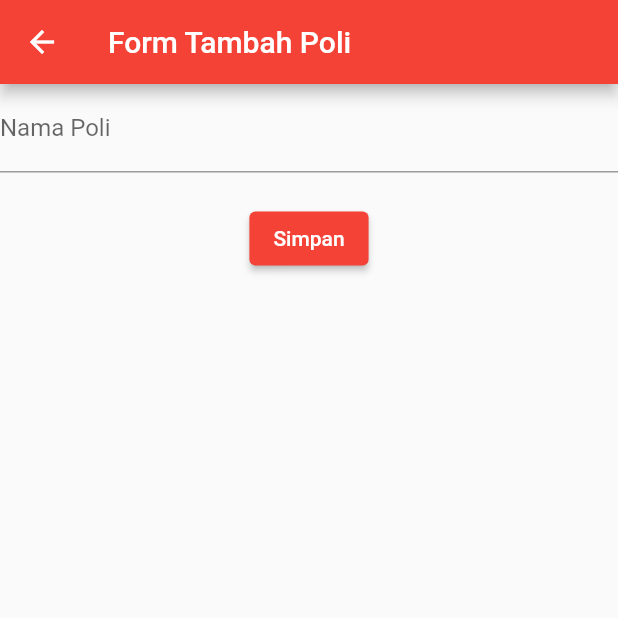
After one commit to 17207168/penjualantiketonline, a Flutter app: the screen it shows after launch, after a tap on the "add" icon, on a phone screen of 412 x 824 dp, the top half of it. The commit adds this screen. Run offline on Flutter 3.47's test engine with Material 2 defaults, Android fonts, the phone set to English and light mode, and no system bars.

Commit message:
Pertemuan 6 A

```diff
--- a/lib/main.dart
+++ b/lib/main.dart
@@ -1,6 +1,8 @@
 import 'package:flutter/material.dart';
 import 'package:klinik_app/ui/pasien/pasien_page.dart';
 import 'package:klinik_app/ui/pegawai/pegawai_page.dart';
+import 'package:klinik_app/ui/poli/poli_form.dart';
+import 'package:klinik_app/ui/poli/poli_page.dart';
 
 void main() {
   runApp(const MyApp());
@@ -15,9 +17,9 @@ class MyApp extends StatelessWidget {
       title: 'Klinik App',
       debugShowCheckedModeBanner: false,
       theme: ThemeData(
-        primarySwatch: Colors.blue,
+        primarySwatch: Colors.red,
       ),
-      home: const PegawaiPage(),
+      home: const PoliPageWidget(),
     );
   }
 }
--- /dev/null
+++ b/lib/ui/poli/poli_form.dart
@@ -0,0 +1,56 @@
+import 'package:flutter/material.dart';
+import 'package:klinik_app/model/Poli.dart';
+import 'package:klinik_app/ui/poli/poli_detail.dart';
+
+class PoliForm extends StatefulWidget {
+  const PoliForm({super.key});
+
+  @override
+  State<PoliForm> createState() => _PoliFormState();
+}
+
+class _PoliFormState extends State<PoliForm> {
+  final _namaPoliCtrl = TextEditingController();
+  final _formKey = GlobalKey<FormState>();
+
+  @override
+  Widget build(BuildContext context) {
+    return Scaffold(
+      appBar: AppBar(
+        title: const Text("Form Tambah Poli"),
+      ),
+      body: SingleChildScrollView(
+          child: Form(
+        key: _formKey,
+        child: Column(
+          children: [
+            _fieldNamaPoli(),
+            const SizedBox(
+              height: 20,
+            ),
+            _tombolSimpan(),
+          ],
+        ),
+      )),
+    );
+  }
+
+  _fieldNamaPoli() {
+    return TextField(
+      decoration: InputDecoration(labelText: "Nama Poli"),
+      controller: _namaPoliCtrl,
+    );
+  }
+
+  _tombolSimpan() {
+    return ElevatedButton(
+        onPressed: () {
+          Poli poli = Poli(namaPoli: _namaPoliCtrl.text, kategoriPoli: "Poli");
+          Navigator.pushReplacement(
+              context,
+              MaterialPageRoute(
+                  builder: (context) => PoliDetailWidget(poli: poli)));
+        },
+        child: const Text("Simpan"));
+  }
+}
--- a/lib/ui/poli/poli_page.dart
+++ b/lib/ui/poli/poli_page.dart
@@ -1,6 +1,7 @@
 import 'package:flutter/material.dart';
 import 'package:klinik_app/model/Poli.dart';
 import 'package:klinik_app/ui/poli/poli_detail.dart';
+import 'package:klinik_app/ui/poli/poli_form.dart';
 import 'poli_item.dart';
 
 class PoliPageWidget extends StatefulWidget {
@@ -30,6 +31,14 @@ class _PoliPageWidgetState extends State<PoliPageWidget> {
           ),
         ],
       ),
+      floatingActionButton: FloatingActionButton(
+        onPressed: () {
+          Navigator.push(context,
+              MaterialPageRoute(builder: (contex) => const PoliForm()));
+        },
+        backgroundColor: Colors.red,
+        child: const Icon(Icons.add),
+      ),
     );
   }
 }
```
